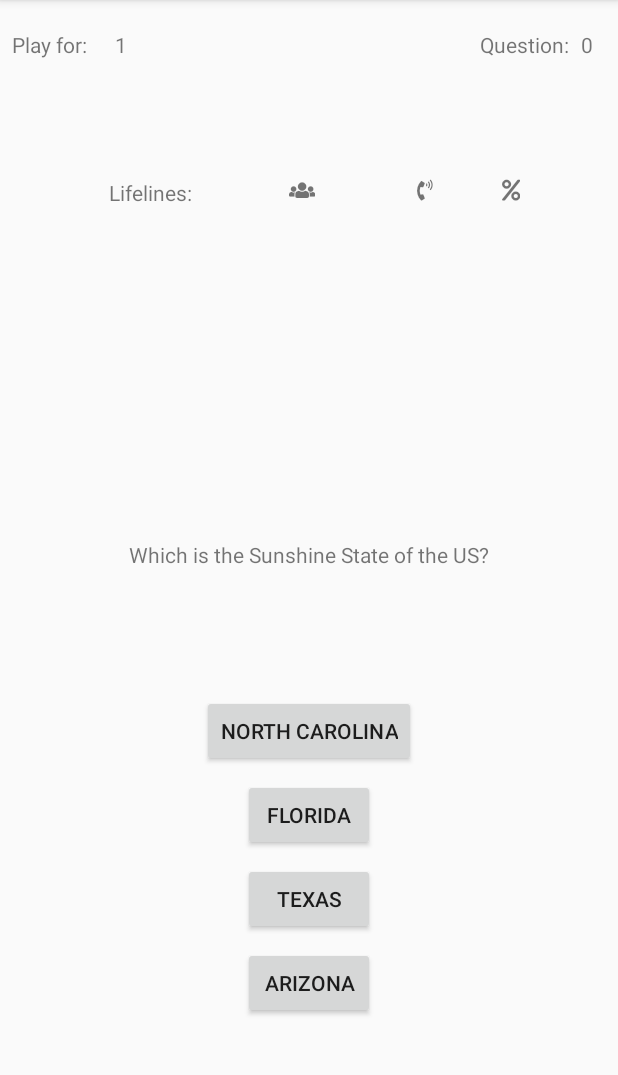
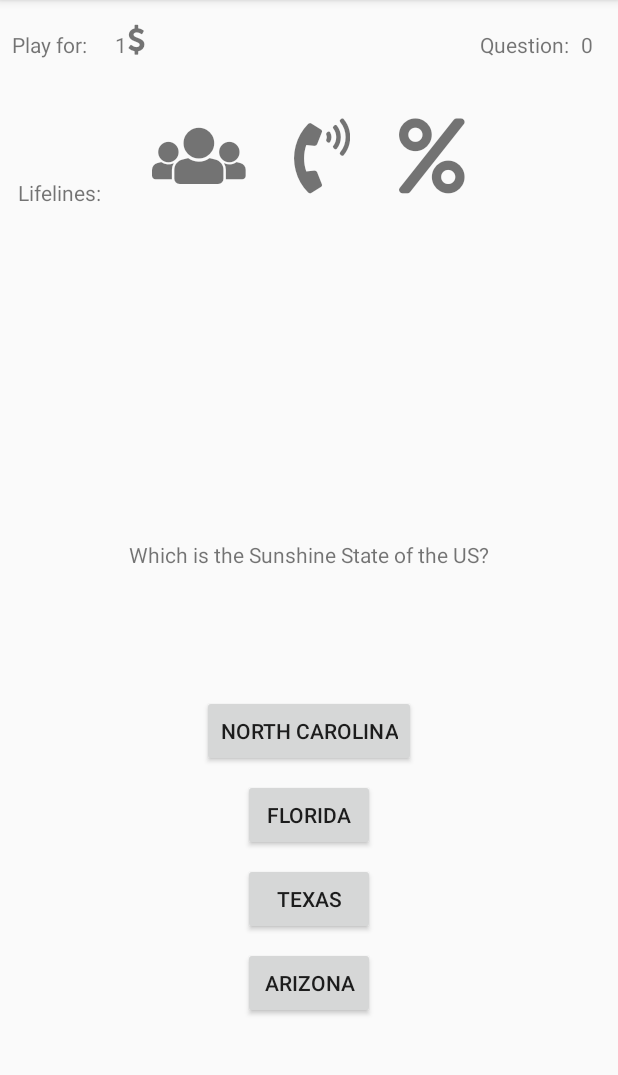
Before and after one commit to VaKs/Android.WWBM, an Android app: the PlayActivity screen opened directly, with no data from a screen before it, on a phone screen of 412 x 824 dp, the part 84-1159 px from its top. Run offline under Robolectric (Android 15) with nearby library versions, the phone set to English and light mode, and no system bars.

Commit message:
Iconos de Comodines añadidos

```diff
--- a/app/src/main/java/dsm/servabo/wwbm/PlayActivity.java
+++ b/app/src/main/java/dsm/servabo/wwbm/PlayActivity.java
@@ -1,5 +1,6 @@
 package dsm.servabo.wwbm;
 
+import android.content.Context;
 import android.content.Intent;
 import android.content.SharedPreferences;
 import android.graphics.Typeface;
@@ -8,21 +9,12 @@ import android.support.v7.app.AppCompatActivity;
 import android.view.View;
 import android.widget.Button;
 import android.widget.TextView;
+import android.widget.Toast;
 
-import org.w3c.dom.Document;
-import org.w3c.dom.Element;
-import org.w3c.dom.Node;
-import org.w3c.dom.NodeList;
 import org.xmlpull.v1.XmlPullParser;
 import org.xmlpull.v1.XmlPullParserException;
-
-import java.io.File;
-import java.io.FileNotFoundException;
 import java.io.IOException;
 import java.util.ArrayList;
-
-import javax.xml.parsers.DocumentBuilder;
-import javax.xml.parsers.DocumentBuilderFactory;
 
 import POJO.Question;
 
@@ -37,7 +29,7 @@ public class PlayActivity extends AppCompatActivity {
     Button a2;
     Button a3;
     Button a4;
-    TextView iconPrecent, iconCall, iconPublic;
+    TextView iconPrecent, iconCall, iconPublic, iconMoneda;
     protected void onCreate(Bundle savedInstanceState) {
         super.onCreate(savedInstanceState);
         setContentView(R.layout.activity_play);
@@ -49,6 +41,27 @@ public class PlayActivity extends AppCompatActivity {
         iconPrecent.setTypeface(font);
         iconPublic = findViewById(R.id.iconPublic);
         iconPublic.setTypeface(font);
+        iconMoneda = findViewById(R.id.iconMoneda);
+        iconMoneda.setTypeface(font);
+
+        iconPrecent.setOnClickListener(new View.OnClickListener() {
+            @Override
+            public void onClick(View view) {
+                //TODO
+            }
+        });
+        iconPublic.setOnClickListener(new View.OnClickListener() {
+            @Override
+            public void onClick(View view) {
+                //TODO
+            }
+        });
+        iconCall.setOnClickListener(new View.OnClickListener() {
+            @Override
+            public void onClick(View view) {
+                //TODO
+            }
+        });
 
         final Intent starterIntent = getIntent();
         if (numPregunta == 0) {
--- a/app/src/main/res/layout/activity_play.xml
+++ b/app/src/main/res/layout/activity_play.xml
@@ -153,15 +153,16 @@
         android:layout_height="wrap_content"
         android:layout_marginBottom="8dp"
         android:layout_marginEnd="8dp"
-        android:layout_marginStart="8dp"
+        android:layout_marginStart="32dp"
         android:layout_marginTop="8dp"
         android:text="@string/icon_percent"
+        android:textSize="50sp"
         app:layout_constraintBottom_toBottomOf="parent"
         app:layout_constraintEnd_toEndOf="parent"
-        app:layout_constraintHorizontal_bias="0.397"
+        app:layout_constraintHorizontal_bias="0.004"
         app:layout_constraintStart_toEndOf="@+id/iconCall"
         app:layout_constraintTop_toTopOf="parent"
-        app:layout_constraintVertical_bias="0.151" />
+        app:layout_constraintVertical_bias="0.101" />
 
     <TextView
         android:id="@+id/iconCall"
@@ -169,15 +170,16 @@
         android:layout_height="wrap_content"
         android:layout_marginBottom="8dp"
         android:layout_marginEnd="8dp"
-        android:layout_marginStart="68dp"
+        android:layout_marginStart="32dp"
         android:layout_marginTop="8dp"
         android:text="@string/icon_phone_volume"
+        android:textSize="50sp"
         app:layout_constraintBottom_toBottomOf="parent"
         app:layout_constraintEnd_toEndOf="parent"
         app:layout_constraintHorizontal_bias="0.0"
         app:layout_constraintStart_toEndOf="@+id/iconPublic"
         app:layout_constraintTop_toTopOf="parent"
-        app:layout_constraintVertical_bias="0.151" />
+        app:layout_constraintVertical_bias="0.101" />
 
     <TextView
         android:id="@+id/iconPublic"
@@ -185,15 +187,16 @@
         android:layout_height="wrap_content"
         android:layout_marginBottom="8dp"
         android:layout_marginEnd="8dp"
-        android:layout_marginStart="52dp"
+        android:layout_marginStart="32dp"
         android:layout_marginTop="8dp"
         android:text="@string/icon_users"
+        android:textSize="50sp"
         app:layout_constraintBottom_toBottomOf="parent"
         app:layout_constraintEnd_toEndOf="parent"
-        app:layout_constraintHorizontal_bias="0.062"
-        app:layout_constraintStart_toEndOf="@+id/txtComodines"
+        app:layout_constraintHorizontal_bias="0.225"
+        app:layout_constraintStart_toStartOf="parent"
         app:layout_constraintTop_toTopOf="parent"
-        app:layout_constraintVertical_bias="0.151" />
+        app:layout_constraintVertical_bias="0.101" />
 
     <TextView
         android:id="@+id/txtComodines"
@@ -201,14 +204,30 @@
         android:layout_height="wrap_content"
         android:layout_marginBottom="8dp"
         android:layout_marginEnd="8dp"
-        android:layout_marginStart="28dp"
         android:layout_marginTop="8dp"
         android:text="@string/Lifelines"
         app:layout_constraintBottom_toBottomOf="parent"
         app:layout_constraintEnd_toEndOf="parent"
-        app:layout_constraintHorizontal_bias="0.14"
+        app:layout_constraintHorizontal_bias="0.034"
         app:layout_constraintStart_toStartOf="parent"
         app:layout_constraintTop_toTopOf="parent"
         app:layout_constraintVertical_bias="0.151" />
 
+    <TextView
+        android:id="@+id/iconMoneda"
+        android:layout_width="wrap_content"
+        android:layout_height="wrap_content"
+        android:layout_marginBottom="8dp"
+        android:layout_marginEnd="8dp"
+        android:layout_marginTop="16dp"
+        android:text="@string/icon_dollar_sign"
+        android:textSize="20sp"
+        app:layout_constraintBottom_toBottomOf="parent"
+        app:layout_constraintEnd_toStartOf="@+id/txtQuestion"
+        app:layout_constraintHorizontal_bias="0.0"
+        app:layout_constraintStart_toEndOf="@+id/txtPremio"
+        app:layout_constraintTop_toTopOf="parent"
+        app:layout_constraintVertical_bias="0.0"
+        android:layout_marginRight="8dp" />
+
 </android.support.constraint.ConstraintLayout>
```
